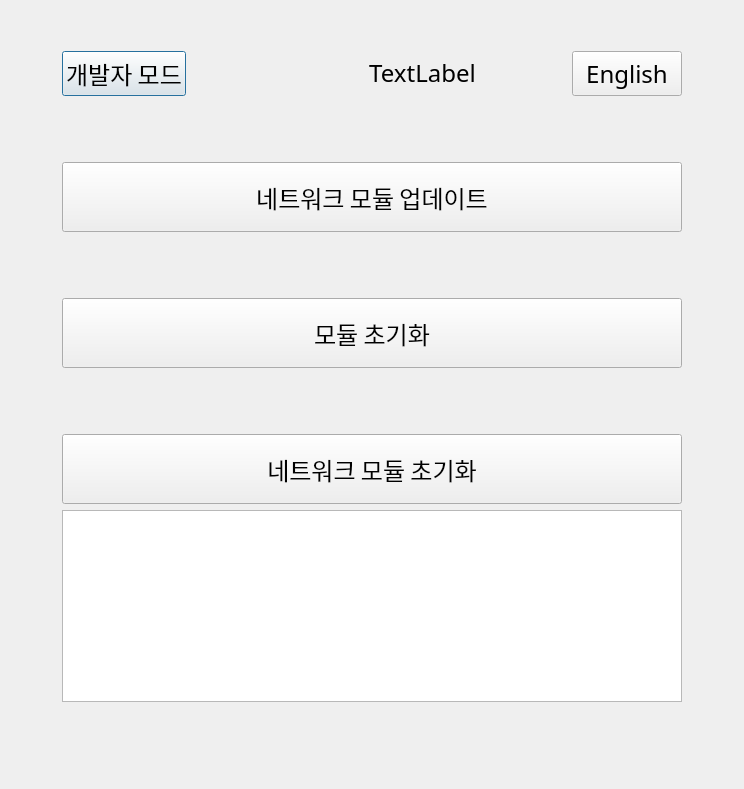
First picture: the form in modi/assets/modi_firmware_updater.ui, repository LUXROBO/pymodi, before the edit.
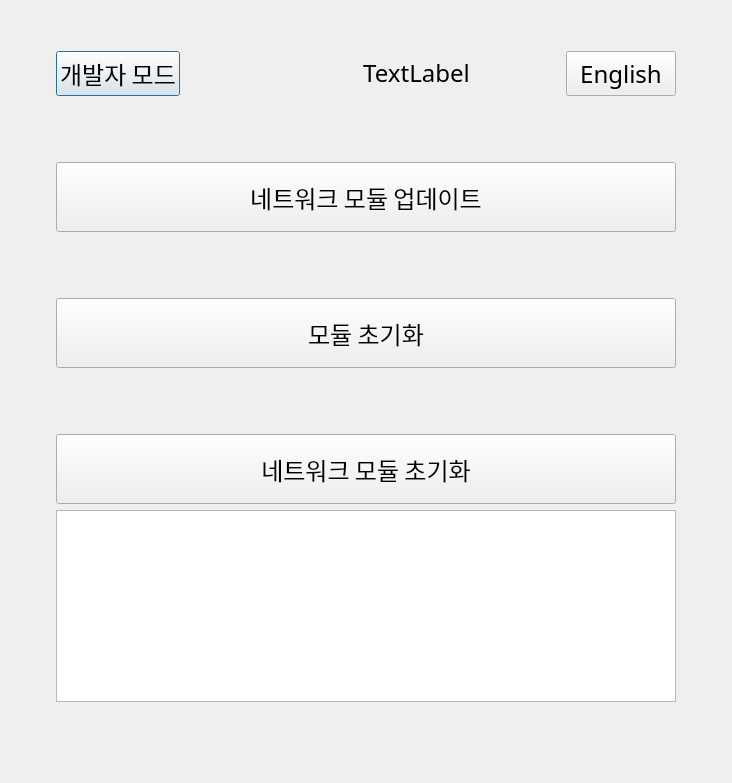
Second picture: the form after the edit.

Commit message: Fix: network module disconnect error

```diff
--- a/modi/assets/modi_firmware_updater.ui
+++ b/modi/assets/modi_firmware_updater.ui
@@ -6,16 +6,22 @@
    <rect>
     <x>0</x>
     <y>0</y>
-    <width>744</width>
-    <height>789</height>
+    <width>732</width>
+    <height>783</height>
    </rect>
   </property>
   <property name="sizePolicy">
-   <sizepolicy hsizetype="Fixed" vsizetype="Fixed">
+   <sizepolicy hsizetype="MinimumExpanding" vsizetype="MinimumExpanding">
     <horstretch>0</horstretch>
     <verstretch>0</verstretch>
    </sizepolicy>
   </property>
+  <property name="minimumSize">
+   <size>
+    <width>732</width>
+    <height>783</height>
+   </size>
+  </property>
   <property name="maximumSize">
    <size>
     <width>744</width>
@@ -147,6 +153,9 @@
    </item>
    <item row="1" column="1">
     <layout class="QVBoxLayout" name="verticalLayout">
+     <property name="sizeConstraint">
+      <enum>QLayout::SetMinimumSize</enum>
+     </property>
      <item>
       <layout class="QHBoxLayout" name="horizontalLayout" stretch="0,0,0,0,0">
        <item>
```
Left out of the diff: 182 changed lines with no effect on the pictures. The commit also changes 2 other files.
